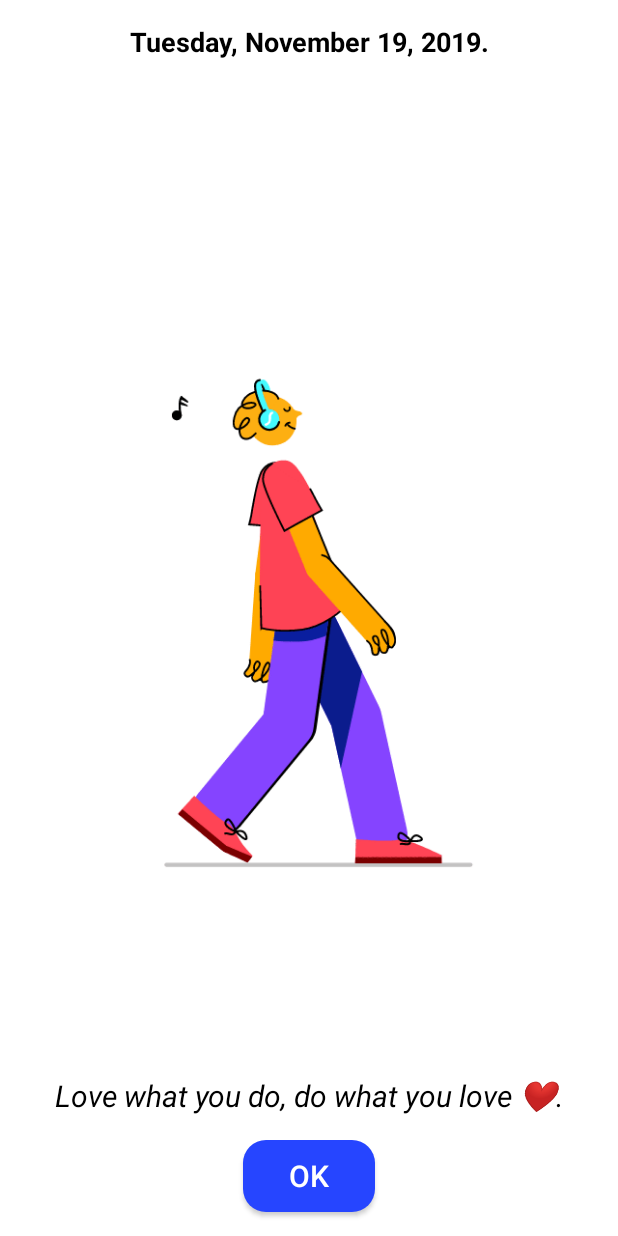
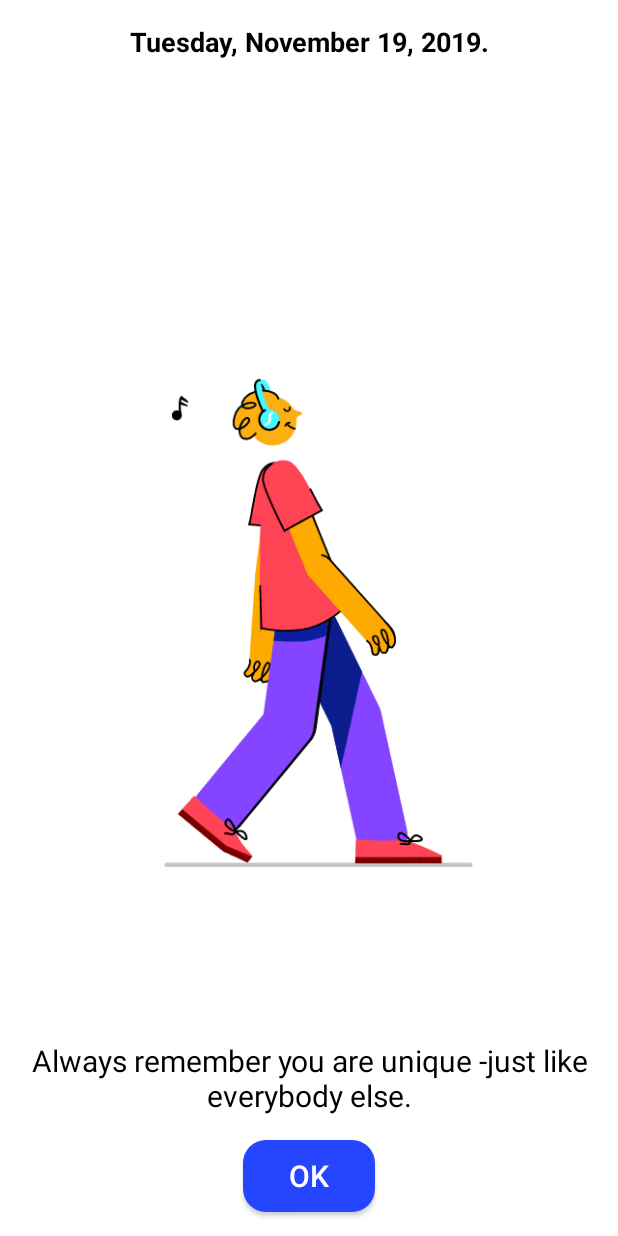
Before and after one commit to Martinmbiro/NOTEit, an Android app: the screen it shows after launch (SplashScreenActivity), on a phone screen of 412 x 824 dp. Run offline under Robolectric (Android 15) with nearby library versions, the phone set to English and light mode, and no system bars.

Commit message:
Updated Quotes.java

```diff
--- a/app/src/main/java/com/vickikbt/notekeeper/Models/Quotes.java
+++ b/app/src/main/java/com/vickikbt/notekeeper/Models/Quotes.java
@@ -3,19 +3,30 @@ package com.vickikbt.notekeeper.Models;
 import java.util.Random;
 
 public class Quotes {
-    String[] facts = {
-            "Bado gari ni gari 🚗 kwa dereva. 💯",
+    private String[] facts = {
+            "Choices have consequences.",
             "Love what you do, do what you love ❤.",
-            "Ata ukuwe mtamu😋 aje hauwezi jikula...peana hiyo kitu🍑",
-            "Inauma 💔 but itabidi uzoe 👍",
-            "Wanting to be someone else is a waste of who you are."
+            "Wanting to be someone else is a waste of who you are.",
+            "If you think you are too small to make a difference, try sleeping with a mosquito.🦟",
+            "A clear conscience is a sure sign of a bad memory.🧠",
+            "I used to think i was indecisive, but now i'm not sure.",
+            "The question isn't who is going to let me, it's who is going to stop me.",
+            "A diamond is merely a lump of coal that did well under pressure.💎",
+            "Women who seek to be equal to men lack ambition.💃",
+            "Age is of no importance unless you are cheese.🧀",
+            "Always remember you are unique -just like everybody else.",
+            "I always wanted to be somebody, but now i realise i should have been more specific.",
+            "When i hear somebody sigh, 'Life is hard', i am always tempted to ask, 'compared to what?' 🤷🏼‍♂️",
+            "We don't stop playing because we get old, we grow old because we stop playing.👴🏼",
+            "The minute you settle for less than you deserve, you get even less than you settled for.💸",
+            "I cannot afford to waste my time making money.💰",
+            "The difference between genius and stupidity is; genius has its limits."
 
     };
 
     public String getRandomFact() {
         Random random = new Random();
         int randomNumber = random.nextInt(facts.length);
-        String fact = facts[randomNumber];
-        return fact;
+        return facts[randomNumber];
     }
 }
--- a/app/src/main/java/com/vickikbt/notekeeper/UI/MainActivity.java
+++ b/app/src/main/java/com/vickikbt/notekeeper/UI/MainActivity.java
@@ -12,6 +12,7 @@ import androidx.recyclerview.widget.RecyclerView;
 import android.content.Intent;
 import android.os.Bundle;
 import android.view.View;
+import android.widget.LinearLayout;
 
 import com.google.android.material.floatingactionbutton.FloatingActionButton;
 import com.muddzdev.styleabletoast.StyleableToast;
@@ -27,6 +28,8 @@ public class MainActivity extends AppCompatActivity {
     public static final int ADD_NOTE_REQUEST = 1;
     public static final int EDIT_NOTE_REQUEST = 2;
 
+    LinearLayout linearLayout;
+
     private NoteViewModel noteViewModel;
 
 
@@ -36,6 +39,7 @@ public class MainActivity extends AppCompatActivity {
         setContentView(R.layout.activity_main);
 
         final NoteAdapter adapter = new NoteAdapter();
+
 
         FloatingActionButton fab = findViewById(R.id.fab_add);
         fab.setOnClickListener(new View.OnClickListener() {
@@ -73,6 +77,7 @@ public class MainActivity extends AppCompatActivity {
             }
         }).attachToRecyclerView(recyclerView);
 
+
         adapter.setOnItemClickListener(new NoteAdapter.OnItemClickListener() {
             @Override
             public void onItemClick(Entity note) {
@@ -83,6 +88,7 @@ public class MainActivity extends AppCompatActivity {
                 startActivityForResult(intent, EDIT_NOTE_REQUEST);
             }
         });
+
 
     }
 
--- a/app/src/main/res/layout/activity_main.xml
+++ b/app/src/main/res/layout/activity_main.xml
@@ -11,6 +11,7 @@
         android:layout_height="match_parent"
         tools:listitem="@layout/recyclerview_item"/>
 
+
     <com.google.android.material.floatingactionbutton.FloatingActionButton
         android:id="@+id/fab_add"
         android:layout_width="wrap_content"
--- a/app/src/main/res/layout/activity_splashscreen.xml
+++ b/app/src/main/res/layout/activity_splashscreen.xml
@@ -35,11 +35,11 @@
         android:text="Daily Quotes"
         android:layout_above="@+id/button_ok"
         android:textColor="@color/Black"
-        android:layout_marginLeft="12dp"
-        android:layout_marginRight="12dp"
+        android:layout_marginLeft="15dp"
+        android:layout_marginRight="15dp"
         android:layout_marginBottom="8dp"
         android:textSize="20sp"
-        android:textStyle="italic"/>
+        android:textStyle="normal"/>
 
     <Button
         android:id="@+id/button_ok"
--- a/app/src/main/res/layout/recyclerview_item.xml
+++ b/app/src/main/res/layout/recyclerview_item.xml
@@ -37,6 +37,7 @@
             android:layout_height="wrap_content"
             android:text="@string/description"
             android:textSize="18sp"
+            android:layout_marginTop="8dp"
             android:layout_below="@+id/recyclerView_title" />
 
     </RelativeLayout>
--- a/app/src/main/res/values/strings.xml
+++ b/app/src/main/res/values/strings.xml
@@ -1,5 +1,5 @@
 <resources>
-    <string name="app_name">NoteKeeper</string>
+    <string name="app_name">NOTEit</string>
     <string name="priority">Priority</string>
     <string name="description">Description</string>
     <string name="title">Title</string>
```
Also changed, not shown: app/src/main/res/drawable/empty.png (added).
